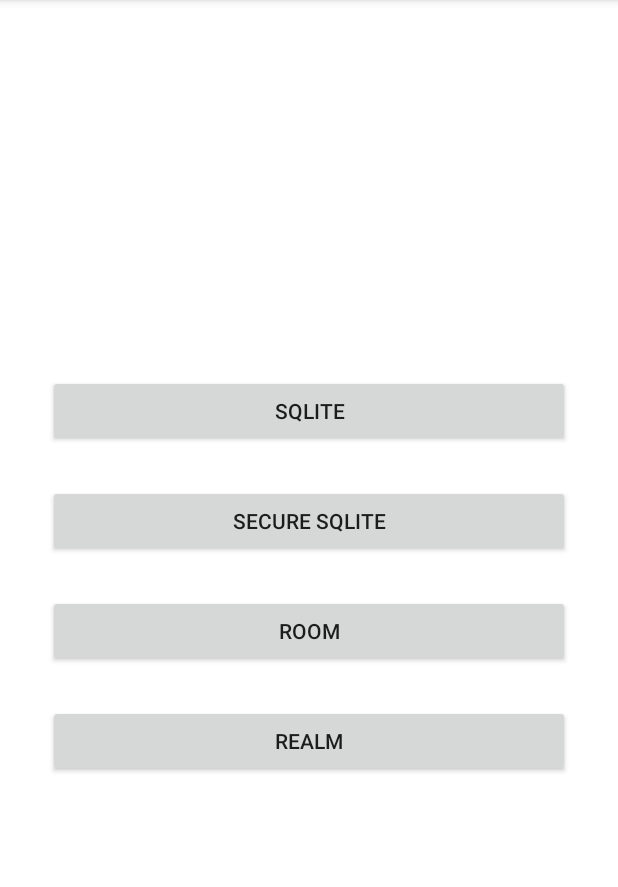
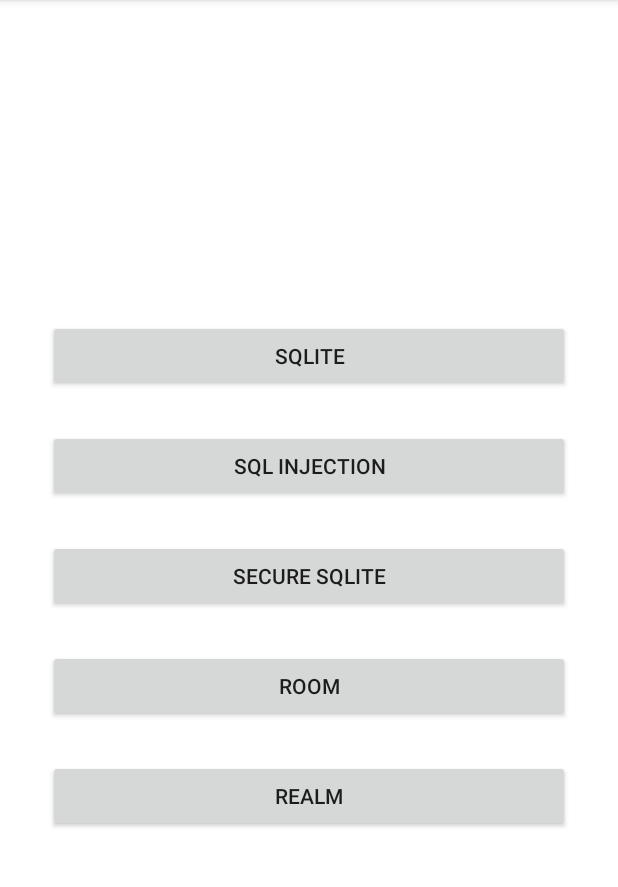
Before and after one commit to ShahryarHejazipour/securityInAndroidApps, an Android app: the DatabaseActivity screen opened directly, with no data from a screen before it, on a phone screen of 412 x 824 dp, the part 84-971 px from its top. Run offline under Robolectric (Android 15) with nearby library versions, the phone set to English and light mode, and no system bars.

Commit message:
implementation sql injection

```diff
--- a/app/src/main/AndroidManifest.xml
+++ b/app/src/main/AndroidManifest.xml
@@ -14,6 +14,9 @@
         android:roundIcon="@mipmap/ic_launcher_round"
         android:supportsRtl="true"
         android:theme="@style/Theme.SecurityMan">
+        <activity
+            android:name=".ui.databases.injection.SqlInjectionActivity"
+            android:exported="true" />
         <activity
             android:name=".ui.databases.sqlite.Sqliteactivity"
             android:exported="true" />
--- a/app/src/main/java/com/tispunshahryar960103/securityman/ui/databases/DatabaseActivity.java
+++ b/app/src/main/java/com/tispunshahryar960103/securityman/ui/databases/DatabaseActivity.java
@@ -8,11 +8,13 @@
 import android.view.View;
 
 import com.tispunshahryar960103.securityman.R;
+import com.tispunshahryar960103.securityman.ui.databases.injection.SqlInjectionActivity;
 import com.tispunshahryar960103.securityman.ui.databases.sqlite.Sqliteactivity;
 
 public class DatabaseActivity extends AppCompatActivity {
 
-    AppCompatButton btn_sqlite;
+    AppCompatButton btn_sqlite,btn_injection;
+
 
     @Override
     protected void onCreate(Bundle savedInstanceState) {
@@ -20,6 +22,9 @@
         setContentView(R.layout.activity_database);
 
         btn_sqlite=findViewById(R.id.btn_sqlite);
+        btn_injection=findViewById(R.id.btn_injection);
+
+
         btn_sqlite.setOnClickListener(new View.OnClickListener() {
             @Override
             public void onClick(View v) {
@@ -28,5 +33,14 @@
                 startActivity(intent);
             }
         });
+        btn_injection.setOnClickListener(new View.OnClickListener() {
+            @Override
+            public void onClick(View v) {
+
+                Intent intent=new Intent(getApplicationContext(), SqlInjectionActivity.class);
+                startActivity(intent);
+
+            }
+        });
     }
 }
--- a/app/src/main/java/com/tispunshahryar960103/securityman/ui/databases/model/Note.java
+++ b/app/src/main/java/com/tispunshahryar960103/securityman/ui/databases/sqlite/Note.java
@@ -1,4 +1,4 @@
-package com.tispunshahryar960103.securityman.ui.databases.model;
+package com.tispunshahryar960103.securityman.ui.databases.sqlite;
 
 public class Note {
 
--- a/app/src/main/java/com/tispunshahryar960103/securityman/ui/databases/sqlite/NoteDBAdapter.java
+++ b/app/src/main/java/com/tispunshahryar960103/securityman/ui/databases/sqlite/NoteDBAdapter.java
@@ -7,10 +7,7 @@
 
 import androidx.annotation.Nullable;
 
-import com.tispunshahryar960103.securityman.ui.databases.model.Note;
-
 import java.util.ArrayList;
-import java.util.Arrays;
 import java.util.List;
 
 public class NoteDBAdapter extends NoteDatabase {
--- a/app/src/main/java/com/tispunshahryar960103/securityman/ui/databases/sqlite/Sqliteactivity.java
+++ b/app/src/main/java/com/tispunshahryar960103/securityman/ui/databases/sqlite/Sqliteactivity.java
@@ -11,7 +11,6 @@
 import android.widget.Toast;
 
 import com.tispunshahryar960103.securityman.R;
-import com.tispunshahryar960103.securityman.ui.databases.model.Note;
 
 import java.util.List;
 
--- a/app/src/main/res/layout/activity_database.xml
+++ b/app/src/main/res/layout/activity_database.xml
@@ -14,28 +14,36 @@
         android:layout_width="match_parent"
         android:layout_height="wrap_content"
         android:gravity="center"
-        android:text="SQlite"/>
+        android:text="@string/sqlite"/>
+
+    <androidx.appcompat.widget.AppCompatButton
+        android:id="@+id/btn_injection"
+        android:layout_width="match_parent"
+        android:layout_height="wrap_content"
+        android:gravity="center"
+        android:layout_marginTop="25dp"
+        android:text="@string/sql_injection"/>
 
     <androidx.appcompat.widget.AppCompatButton
         android:layout_width="match_parent"
         android:layout_height="wrap_content"
         android:gravity="center"
         android:layout_marginTop="25dp"
-        android:text="secure SQlite"/>
+        android:text="@string/secure_sqlite"/>
 
     <androidx.appcompat.widget.AppCompatButton
         android:layout_width="match_parent"
         android:layout_height="wrap_content"
         android:gravity="center"
         android:layout_marginTop="25dp"
-        android:text="ROOM"/>
+        android:text="@string/room"/>
 
     <androidx.appcompat.widget.AppCompatButton
         android:layout_width="match_parent"
         android:layout_height="wrap_content"
         android:gravity="center"
         android:layout_marginTop="25dp"
-        android:text="realm"/>
+        android:text="@string/realm"/>
 
 
 
--- a/app/src/main/res/values/dimens.xml
+++ b/app/src/main/res/values/dimens.xml
@@ -2,4 +2,5 @@
 <resources>
     <dimen name="pdding_32">32dp</dimen>
     <dimen name="margin_16">16dp</dimen>
+    <dimen name="elevation_8">8dp</dimen>
 </resources>
--- a/app/src/main/res/values/strings.xml
+++ b/app/src/main/res/values/strings.xml
@@ -10,4 +10,13 @@
     <string name="save">Save</string>
     <string name="DONE">DONE</string>
     <string name="failed">Failed</string>
+    <string name="sqlite">SQlite</string>
+    <string name="secure_sqlite">secure SQlite</string>
+    <string name="realm">realm</string>
+    <string name="room">ROOM</string>
+    <string name="sql_injection">SQL Injection</string>
+    <string name="enter_a_username">Enter a Username</string>
+    <string name="enter_your_password">Enter your Password</string>
+    <string name="login">Login</string>
+    <string name="register">Register</string>
 </resources>
```
Also changed, not shown: app/src/main/java/com/tispunshahryar960103/securityman/ui/databases/injection/SqlInjectionActivity.java (added, +86 -0 lines), app/src/main/java/com/tispunshahryar960103/securityman/ui/databases/injection/User.java (added, +32 -0 lines), app/src/main/java/com/tispunshahryar960103/securityman/ui/databases/injection/UserDatabase.java (added, +32 -0 lines), app/src/main/java/com/tispunshahryar960103/securityman/ui/databases/injection/UserDbAdapter.java (added, +110 -0 lines), app/src/main/res/layout/activity_sql_injection.xml (added, +59 -0 lines).
